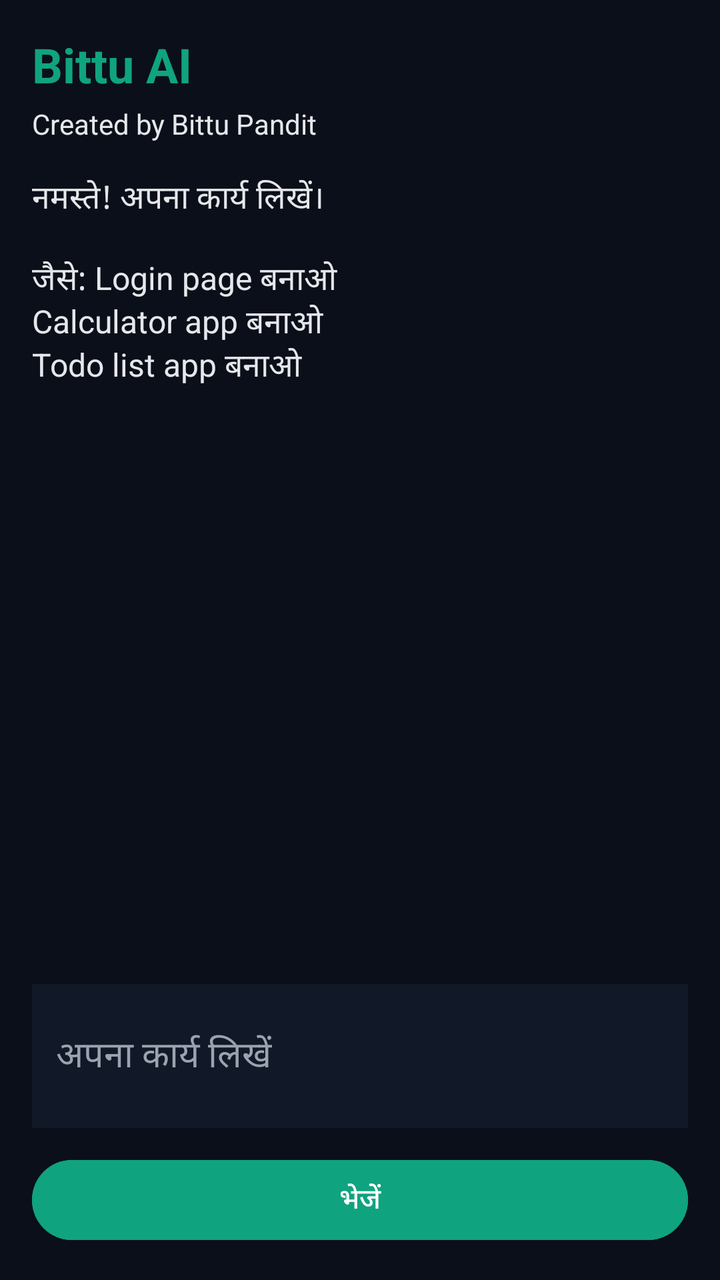
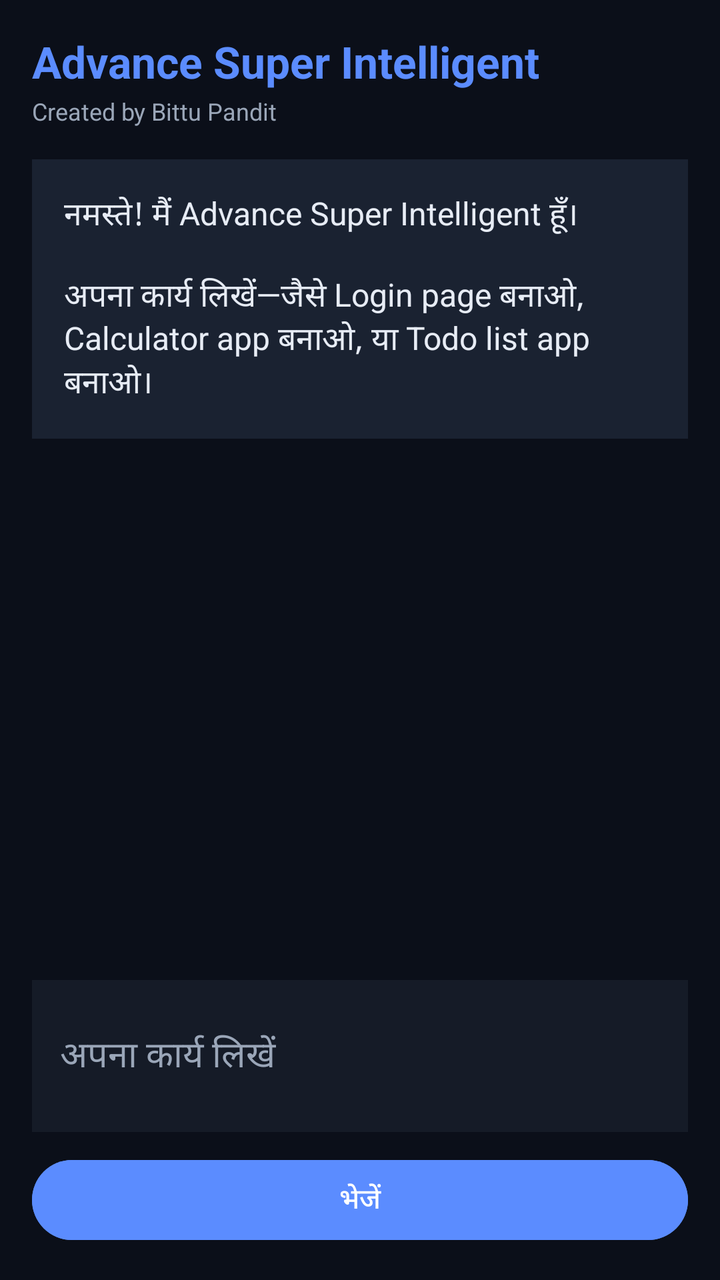

Before-and-after screenshots of an Android layout around one commit, followed by the original layout XML and the change that was made.
<!-- AndroidManifest.xml: application theme Theme.BittuAI -->
<!-- res/layout/activity_main.xml -->
<?xml version="1.0" encoding="utf-8"?>
<LinearLayout xmlns:android="http://schemas.android.com/apk/res/android"
    android:layout_width="match_parent"
    android:layout_height="match_parent"
    android:background="@color/bittu_background"
    android:orientation="vertical"
    android:padding="16dp">

    <TextView
        android:layout_width="match_parent"
        android:layout_height="wrap_content"
        android:text="Bittu AI"
        android:textColor="@color/bittu_green"
        android:textSize="24sp"
        android:textStyle="bold" />

    <TextView
        android:layout_width="match_parent"
        android:layout_height="wrap_content"
        android:layout_marginTop="4dp"
        android:text="Created by Bittu Pandit"
        android:textColor="@color/bittu_text" />

    <ScrollView
        android:id="@+id/scroll"
        android:layout_width="match_parent"
        android:layout_height="0dp"
        android:layout_marginTop="16dp"
        android:layout_weight="1">

        <TextView
            android:id="@+id/chatOutput"
            android:layout_width="match_parent"
            android:layout_height="wrap_content"
            android:text="नमस्ते! अपना कार्य लिखें।\n\nजैसे: Login page बनाओ\nCalculator app बनाओ\nTodo list app बनाओ"
            android:textColor="@color/bittu_text"
            android:textSize="16sp" />
    </ScrollView>

    <EditText
        android:id="@+id/taskInput"
        android:layout_width="match_parent"
        android:layout_height="wrap_content"
        android:layout_marginTop="12dp"
        android:background="@color/bittu_surface"
        android:hint="अपना कार्य लिखें"
        android:inputType="textMultiLine"
        android:minLines="2"
        android:padding="12dp"
        android:textColor="@color/bittu_text"
        android:textColorHint="#9CA3AF" />

    <Button
        android:id="@+id/sendButton"
        android:layout_width="match_parent"
        android:layout_height="wrap_content"
        android:layout_marginTop="12dp"
        android:backgroundTint="@color/bittu_green"
        android:text="भेजें"
        android:textColor="#FFFFFF" />

</LinearLayout>
<!-- resources referenced by this layout -->
<resources>
  <color name="bittu_background">#0B0F19</color>
  <color name="bittu_green">#10A37F</color>
  <color name="bittu_surface">#111827</color>
  <color name="bittu_text">#E5E7EB</color>
  <style name="Theme.BittuAI" parent="Theme.Material3.Dark.NoActionBar">
          <item name="colorPrimary">@color/bittu_green</item>
          <item name="android:statusBarColor">@color/bittu_background</item>
          <item name="android:navigationBarColor">@color/bittu_background</item>
      </style>
</resources>

<!-- the commit's change to res/layout/activity_main.xml (unified diff, before → after) -->
@@ -9,17 +9,18 @@
     <TextView
         android:layout_width="match_parent"
         android:layout_height="wrap_content"
-        android:text="Bittu AI"
-        android:textColor="@color/bittu_green"
-        android:textSize="24sp"
+        android:text="Advance Super Intelligent"
+        android:textColor="@color/bittu_accent"
+        android:textSize="22sp"
         android:textStyle="bold" />
 
     <TextView
         android:layout_width="match_parent"
         android:layout_height="wrap_content"
-        android:layout_marginTop="4dp"
+        android:layout_marginTop="2dp"
         android:text="Created by Bittu Pandit"
-        android:textColor="@color/bittu_text" />
+        android:textColor="@color/bittu_text_secondary"
+        android:textSize="12sp" />
 
     <ScrollView
         android:id="@+id/scroll"
@@ -32,7 +33,9 @@
             android:id="@+id/chatOutput"
             android:layout_width="match_parent"
             android:layout_height="wrap_content"
-            android:text="नमस्ते! अपना कार्य लिखें।\n\nजैसे: Login page बनाओ\nCalculator app बनाओ\nTodo list app बनाओ"
+            android:background="@color/bittu_ai_bubble"
+            android:padding="16dp"
+            android:text="नमस्ते! मैं Advance Super Intelligent हूँ।\n\nअपना कार्य लिखें—जैसे Login page बनाओ, Calculator app बनाओ, या Todo list app बनाओ।"
             android:textColor="@color/bittu_text"
             android:textSize="16sp" />
     </ScrollView>
@@ -46,16 +49,16 @@
         android:hint="अपना कार्य लिखें"
         android:inputType="textMultiLine"
         android:minLines="2"
-        android:padding="12dp"
+        android:padding="14dp"
         android:textColor="@color/bittu_text"
-        android:textColorHint="#9CA3AF" />
+        android:textColorHint="@color/bittu_text_secondary" />
 
     <Button
         android:id="@+id/sendButton"
         android:layout_width="match_parent"
         android:layout_height="wrap_content"
-        android:layout_marginTop="12dp"
-        android:backgroundTint="@color/bittu_green"
+        android:layout_marginTop="10dp"
+        android:backgroundTint="@color/bittu_accent"
         android:text="भेजें"
         android:textColor="#FFFFFF" />
 
<!-- resource entries referenced after the edit -->
@@ -1,11 +1,17 @@
 <!-- resources referenced by this layout -->
 <resources>
+  <color name="bittu_accent">#5B8CFF</color>
+  <color name="bittu_ai_bubble">#1A2231</color>
   <color name="bittu_background">#0B0F19</color>
-  <color name="bittu_green">#10A37F</color>
-  <color name="bittu_surface">#111827</color>
-  <color name="bittu_text">#E5E7EB</color>
+  <color name="bittu_surface">#151B27</color>
+  <color name="bittu_text">#E7ECF5</color>
+  <color name="bittu_text_secondary">#9AA6B8</color>
   <style name="Theme.BittuAI" parent="Theme.Material3.Dark.NoActionBar">
-          <item name="colorPrimary">@color/bittu_green</item>
+          <item name="android:windowBackground">@color/bittu_background</item>
+          <item name="colorPrimary">@color/bittu_accent</item>
+          <item name="colorOnPrimary">#FFFFFF</item>
+          <item name="colorSurface">@color/bittu_surface</item>
+          <item name="colorOnSurface">@color/bittu_text</item>
           <item name="android:statusBarColor">@color/bittu_background</item>
           <item name="android:navigationBarColor">@color/bittu_background</item>
       </style>
